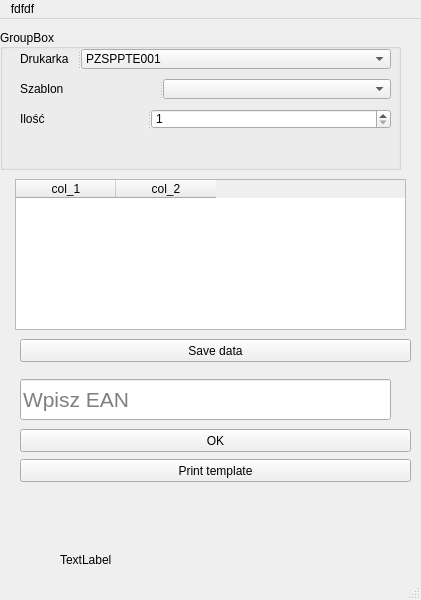
Qt form untitled.ui (Krendzel/Py_ZPL_Label_Printer) before a commit.
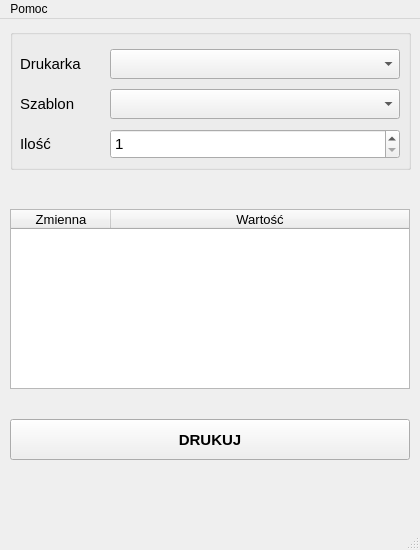
The same form after that commit. Icons and pictures are not drawn.

What changed in the file:
```diff
--- a/untitled.ui
+++ b/untitled.ui
@@ -6,10 +6,16 @@
    <rect>
     <x>0</x>
     <y>0</y>
-    <width>421</width>
-    <height>600</height>
+    <width>420</width>
+    <height>550</height>
    </rect>
   </property>
+  <property name="sizePolicy">
+   <sizepolicy hsizetype="Fixed" vsizetype="Fixed">
+    <horstretch>0</horstretch>
+    <verstretch>0</verstretch>
+   </sizepolicy>
+  </property>
   <property name="windowTitle">
    <string>MainWindow</string>
   </property>
@@ -17,7 +23,7 @@
    <widget class="QGroupBox" name="groupBox">
     <property name="geometry">
      <rect>
-      <x>0</x>
+      <x>10</x>
       <y>10</y>
       <width>401</width>
       <height>141</height>
@@ -27,196 +33,211 @@
      <enum>Qt::LeftToRight</enum>
     </property>
     <property name="title">
-     <string>GroupBox</string>
+     <string/>
     </property>
     <property name="alignment">
      <set>Qt::AlignLeading|Qt::AlignLeft|Qt::AlignVCenter</set>
     </property>
-    <widget class="QSplitter" name="splitter">
+    <widget class="QComboBox" name="printer_select">
      <property name="geometry">
       <rect>
-       <x>20</x>
+       <x>100</x>
        <y>20</y>
-       <width>371</width>
-       <height>20</height>
+       <width>290</width>
+       <height>30</height>
       </rect>
      </property>
-     <property name="orientation">
-      <enum>Qt::Horizontal</enum>
+     <property name="sizePolicy">
+      <sizepolicy hsizetype="Preferred" vsizetype="Fixed">
+       <horstretch>0</horstretch>
+       <verstretch>0</verstretch>
+      </sizepolicy>
      </property>
-     <widget class="QLabel" name="printer_label">
-      <property name="text">
-       <string>Drukarka</string>
-      </property>
-     </widget>
-     <widget class="QComboBox" name="printer_select">
-      <property name="sizePolicy">
-       <sizepolicy hsizetype="Preferred" vsizetype="Fixed">
-        <horstretch>0</horstretch>
-        <verstretch>0</verstretch>
-       </sizepolicy>
-      </property>
-      <item>
-       <property name="text">
-        <string notr="true" comment="10.213.35.1" extracomment="10.213.35.1">PZSPPTE001</string>
-       </property>
-      </item>
-      <item>
-       <property name="text">
-        <string>Nowy element</string>
-       </property>
-      </item>
-      <item>
-       <property name="text">
-        <string>Nowy elementNowy elementNowy element</string>
-       </property>
-      </item>
-     </widget>
+     <property name="font">
+      <font>
+       <pointsize>11</pointsize>
+      </font>
+     </property>
     </widget>
-    <widget class="QSplitter" name="template_2">
+    <widget class="QLabel" name="printer_label">
      <property name="geometry">
       <rect>
-       <x>20</x>
-       <y>50</y>
-       <width>371</width>
-       <height>20</height>
+       <x>10</x>
+       <y>20</y>
+       <width>80</width>
+       <height>30</height>
       </rect>
      </property>
-     <property name="orientation">
-      <enum>Qt::Horizontal</enum>
+     <property name="font">
+      <font>
+       <family>MS Shell Dlg 2</family>
+       <pointsize>11</pointsize>
+       <weight>50</weight>
+       <bold>false</bold>
+      </font>
      </property>
-     <widget class="QLabel" name="template_label">
-      <property name="text">
-       <string>Szablon</string>
-      </property>
-     </widget>
-     <widget class="QComboBox" name="template_select">
-      <property name="sizePolicy">
-       <sizepolicy hsizetype="Preferred" vsizetype="Fixed">
-        <horstretch>0</horstretch>
-        <verstretch>0</verstretch>
-       </sizepolicy>
-      </property>
-     </widget>
+     <property name="text">
+      <string>Drukarka</string>
+     </property>
     </widget>
-    <widget class="QSplitter" name="qty">
+    <widget class="QLabel" name="qty_label">
      <property name="geometry">
       <rect>
-       <x>20</x>
-       <y>80</y>
-       <width>371</width>
-       <height>20</height>
+       <x>10</x>
+       <y>100</y>
+       <width>80</width>
+       <height>30</height>
       </rect>
      </property>
-     <property name="orientation">
-      <enum>Qt::Horizontal</enum>
+     <property name="font">
+      <font>
+       <pointsize>11</pointsize>
+      </font>
      </property>
-     <widget class="QLabel" name="qty_label">
-      <property name="text">
-       <string>Ilość</string>
-      </property>
-     </widget>
-     <widget class="QSpinBox" name="qty_input">
-      <property name="minimum">
-       <number>1</number>
-      </property>
-      <property name="maximum">
-       <number>250</number>
-      </property>
-     </widget>
+     <property name="text">
+      <string>Ilość</string>
+     </property>
     </widget>
-   </widget>
-   <widget class="QPushButton" name="pushButton">
-    <property name="geometry">
-     <rect>
-      <x>20</x>
-      <y>410</y>
-      <width>391</width>
-      <height>23</height>
-     </rect>
-    </property>
-    <property name="text">
-     <string>OK</string>
-    </property>
-   </widget>
-   <widget class="QLabel" name="label">
-    <property name="geometry">
-     <rect>
-      <x>60</x>
-      <y>520</y>
-      <width>261</width>
-      <height>41</height>
-     </rect>
-    </property>
-    <property name="text">
-     <string>TextLabel</string>
-    </property>
+    <widget class="QSpinBox" name="qty_input">
+     <property name="geometry">
+      <rect>
+       <x>100</x>
+       <y>100</y>
+       <width>290</width>
+       <height>30</height>
+      </rect>
+     </property>
+     <property name="font">
+      <font>
+       <pointsize>11</pointsize>
+      </font>
+     </property>
+     <property name="minimum">
+      <number>1</number>
+     </property>
+     <property name="maximum">
+      <number>250</number>
+     </property>
+    </widget>
+    <widget class="QComboBox" name="template_select">
+     <property name="geometry">
+      <rect>
+       <x>100</x>
+       <y>60</y>
+       <width>290</width>
+       <height>30</height>
+      </rect>
+     </property>
+     <property name="sizePolicy">
+      <sizepolicy hsizetype="Preferred" vsizetype="Fixed">
+       <horstretch>0</horstretch>
+       <verstretch>0</verstretch>
+      </sizepolicy>
+     </property>
+     <property name="font">
+      <font>
+       <pointsize>11</pointsize>
+      </font>
+     </property>
+    </widget>
+    <widget class="QLabel" name="template_label">
+     <property name="geometry">
+      <rect>
+       <x>10</x>
+       <y>60</y>
+       <width>80</width>
+       <height>30</height>
+      </rect>
+     </property>
+     <property name="font">
+      <font>
+       <pointsize>11</pointsize>
+       <weight>50</weight>
+       <bold>false</bold>
+      </font>
+     </property>
+     <property name="text">
+      <string>Szablon</string>
+     </property>
+    </widget>
    </widget>
    <widget class="QPushButton" name="print_template_btn">
     <property name="geometry">
      <rect>
-      <x>20</x>
-      <y>440</y>
-      <width>391</width>
-      <height>23</height>
-     </rect>
-    </property>
-    <property name="text">
-     <string>Print template</string>
-    </property>
-   </widget>
-   <widget class="QLineEdit" name="ean_input">
-    <property name="geometry">
-     <rect>
-      <x>20</x>
-      <y>360</y>
-      <width>371</width>
+      <x>10</x>
+      <y>400</y>
+      <width>400</width>
       <height>41</height>
      </rect>
     </property>
     <property name="font">
      <font>
-      <pointsize>16</pointsize>
+      <pointsize>11</pointsize>
+      <weight>75</weight>
+      <bold>true</bold>
      </font>
     </property>
-    <property name="inputMethodHints">
-     <set>Qt::ImhNone</set>
-    </property>
-    <property name="placeholderText">
-     <string>Wpisz EAN</string>
+    <property name="text">
+     <string>DRUKUJ</string>
     </property>
    </widget>
    <widget class="QTableWidget" name="tableWidget">
     <property name="geometry">
      <rect>
-      <x>15</x>
-      <y>160</y>
-      <width>391</width>
-      <height>151</height>
+      <x>10</x>
+      <y>190</y>
+      <width>400</width>
+      <height>180</height>
      </rect>
     </property>
+    <property name="font">
+     <font>
+      <pointsize>10</pointsize>
+     </font>
+    </property>
+    <property name="sizeAdjustPolicy">
+     <enum>QAbstractScrollArea::AdjustToContents</enum>
+    </property>
+    <property name="alternatingRowColors">
+     <bool>true</bool>
+    </property>
+    <property name="gridStyle">
+     <enum>Qt::SolidLine</enum>
+    </property>
+    <attribute name="horizontalHeaderVisible">
+     <bool>true</bool>
+    </attribute>
+    <attribute name="horizontalHeaderStretchLastSection">
+     <bool>true</bool>
+    </attribute>
+    <attribute name="verticalHeaderVisible">
+     <bool>false</bool>
+    </attribute>
+    <attribute name="verticalHeaderStretchLastSection">
+     <bool>false</bool>
+    </attribute>
     <column>
      <property name="text">
-      <string>col_1</string>
+      <string>Zmienna</string>
      </property>
     </column>
     <column>
      <property name="text">
-      <string>col_2</string>
+      <string>Wartość</string>
      </property>
     </column>
    </widget>
-   <widget class="QPushButton" name="save_data_btn">
+   <widget class="QLabel" name="status_label">
     <property name="geometry">
      <rect>
-      <x>20</x>
-      <y>320</y>
+      <x>10</x>
+      <y>460</y>
       <width>391</width>
-      <height>23</height>
+      <height>21</height>
      </rect>
     </property>
     <property name="text">
-     <string>Save data</string>
+     <string/>
     </property>
    </widget>
   </widget>
@@ -225,13 +246,13 @@
     <rect>
      <x>0</x>
      <y>0</y>
-     <width>421</width>
+     <width>420</width>
      <height>21</height>
     </rect>
    </property>
    <widget class="QMenu" name="menufdfdf">
     <property name="title">
-     <string>fdfdf</string>
+     <string>Pomoc</string>
     </property>
    </widget>
    <addaction name="menufdfdf"/>
```
Left out of the diff: 12 changed lines with no effect on the pictures.
